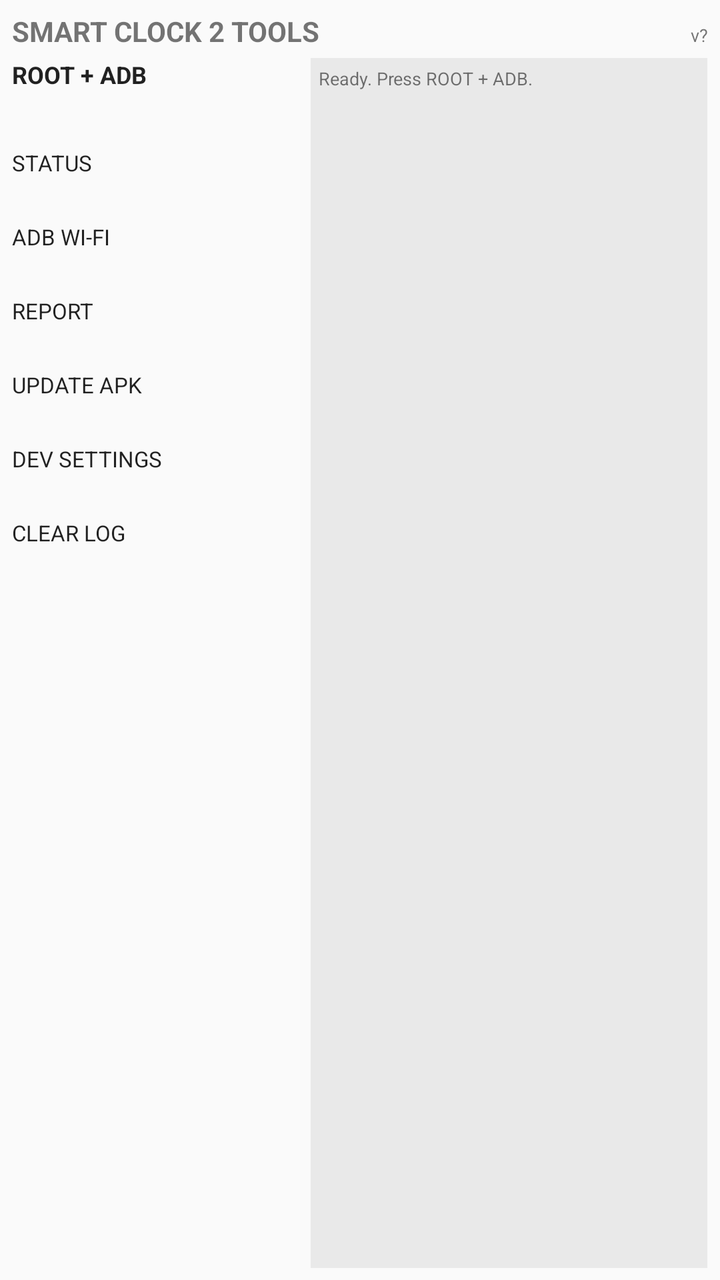
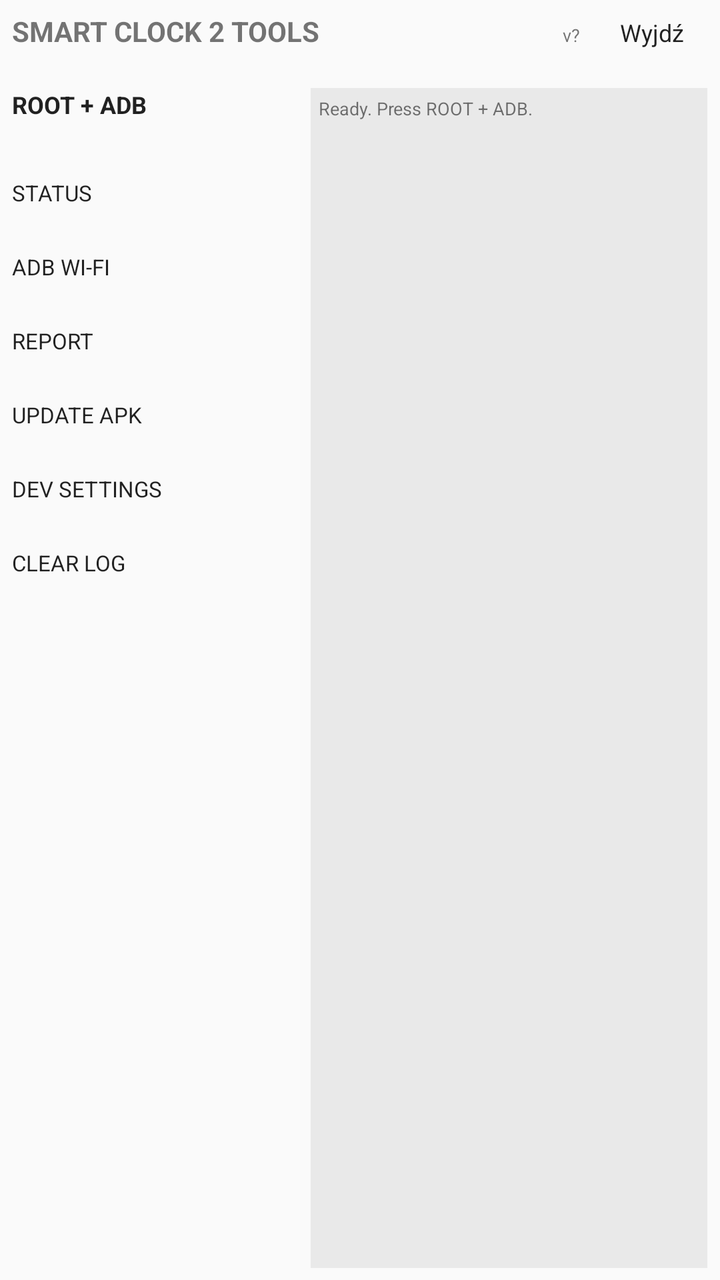

Two renders of the same Android screen: before a commit and after it. Below are the layout's source before the change and the commit's diff.
<!-- AndroidManifest.xml: application theme AppTheme -->
<!-- res/layout/activity_main.xml -->
<?xml version="1.0" encoding="utf-8"?>
<LinearLayout xmlns:android="http://schemas.android.com/apk/res/android"
    android:layout_width="match_parent"
    android:layout_height="match_parent"
    android:orientation="vertical"
    android:padding="6dp">

    <LinearLayout
        android:layout_width="match_parent"
        android:layout_height="wrap_content"
        android:orientation="horizontal"
        android:paddingBottom="4dp">

        <TextView
            android:id="@+id/appTitle"
            android:layout_width="0dp"
            android:layout_height="wrap_content"
            android:layout_weight="1"
            android:text="SMART CLOCK 2 TOOLS"
            android:textSize="14sp"
            android:textStyle="bold" />

        <TextView
            android:id="@+id/appVersion"
            android:layout_width="wrap_content"
            android:layout_height="wrap_content"
            android:textSize="9sp"
            android:text="v?" />
    </LinearLayout>

    <LinearLayout
        android:layout_width="match_parent"
        android:layout_height="0dp"
        android:layout_weight="1"
        android:orientation="horizontal">

        <ScrollView
            android:layout_width="0dp"
            android:layout_height="match_parent"
            android:layout_weight="0.42"
            android:fillViewport="true">

            <LinearLayout
                android:layout_width="match_parent"
                android:layout_height="wrap_content"
                android:orientation="vertical">

                
                <Button
                    android:id="@+id/btnRootSsh"
                    android:layout_width="match_parent"
                    android:layout_height="42dp"
                    android:minHeight="0dp"
                    android:paddingTop="0dp"
                    android:paddingBottom="0dp"
                    android:layout_marginBottom="3dp"
                    android:text="ROOT + ADB"
                    android:textSize="12sp"
                    android:textStyle="bold" />

                <Button
                    android:id="@+id/btnStatus"
                    android:layout_width="match_parent"
                    android:layout_height="34dp"
                    android:minHeight="0dp"
                    android:paddingTop="0dp"
                    android:paddingBottom="0dp"
                    android:layout_marginBottom="3dp"
                    android:text="STATUS"
                    android:textSize="11sp" />

                <Button
                    android:id="@+id/btnAdbWifi"
                    android:layout_width="match_parent"
                    android:layout_height="34dp"
                    android:minHeight="0dp"
                    android:paddingTop="0dp"
                    android:paddingBottom="0dp"
                    android:layout_marginBottom="3dp"
                    android:text="ADB WI-FI"
                    android:textSize="11sp" />

                <Button
                    android:id="@+id/btnReport"
                    android:layout_width="match_parent"
                    android:layout_height="34dp"
                    android:minHeight="0dp"
                    android:paddingTop="0dp"
                    android:paddingBottom="0dp"
                    android:layout_marginBottom="3dp"
                    android:text="REPORT"
                    android:textSize="11sp" />

                <Button
                    android:id="@+id/btnInstallApk"
                    android:layout_width="match_parent"
                    android:layout_height="34dp"
                    android:minHeight="0dp"
                    android:paddingTop="0dp"
                    android:paddingBottom="0dp"
                    android:layout_marginBottom="3dp"
                    android:text="UPDATE APK"
                    android:textSize="11sp" />

                <Button
                    android:id="@+id/btnOpenDevSettings"
                    android:layout_width="match_parent"
                    android:layout_height="34dp"
                    android:minHeight="0dp"
                    android:paddingTop="0dp"
                    android:paddingBottom="0dp"
                    android:layout_marginBottom="3dp"
                    android:text="DEV SETTINGS"
                    android:textSize="11sp" />

                <Button
                    android:id="@+id/btnClearLog"
                    android:layout_width="match_parent"
                    android:layout_height="34dp"
                    android:minHeight="0dp"
                    android:paddingTop="0dp"
                    android:paddingBottom="0dp"
                    android:text="CLEAR LOG"
                    android:textSize="11sp" />
            </LinearLayout>
        </ScrollView>

        <ScrollView
            android:id="@+id/logScroll"
            android:layout_width="0dp"
            android:layout_height="match_parent"
            android:layout_weight="0.58"
            android:layout_marginStart="6dp"
            android:background="#11000000">

            <TextView
                android:id="@+id/statusText"
                android:layout_width="match_parent"
                android:layout_height="wrap_content"
                android:padding="4dp"
                android:textSize="9sp"
                android:typeface="monospace"
                android:textIsSelectable="true"
                android:text="Ready. Press ROOT + ADB." />
        </ScrollView>
    </LinearLayout>
</LinearLayout>
<!-- resources referenced by this layout -->
<resources>
  <style name="AppTheme" parent="android:Theme.Material.Light.NoActionBar">
          <item name="android:fontFamily">sans-serif</item>
          <item name="android:colorAccent">#0B7285</item>
      </style>
</resources>

<!-- the commit's change to res/layout/activity_main.xml (unified diff, before → after) -->
@@ -26,6 +26,21 @@
             android:layout_height="wrap_content"
             android:textSize="9sp"
             android:text="v?" />
+
+        
+        <Button
+            android:id="@+id/btnExit"
+            android:layout_width="wrap_content"
+            android:layout_height="34dp"
+            android:layout_marginStart="8dp"
+            android:minHeight="0dp"
+            android:minWidth="0dp"
+            android:paddingTop="0dp"
+            android:paddingBottom="0dp"
+            android:paddingStart="12dp"
+            android:paddingEnd="12dp"
+            android:textSize="12sp"
+            android:text="Wyjdź" />
     </LinearLayout>
 
     <LinearLayout
